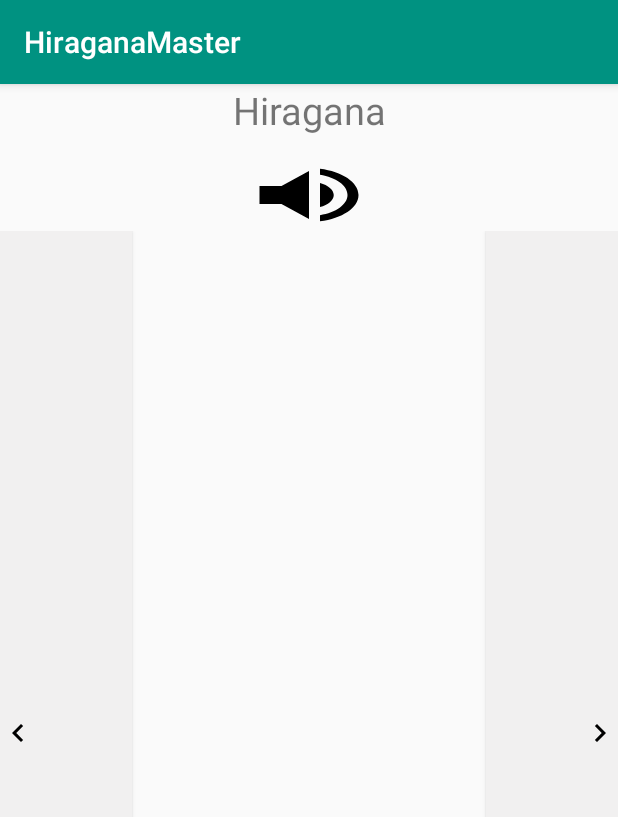
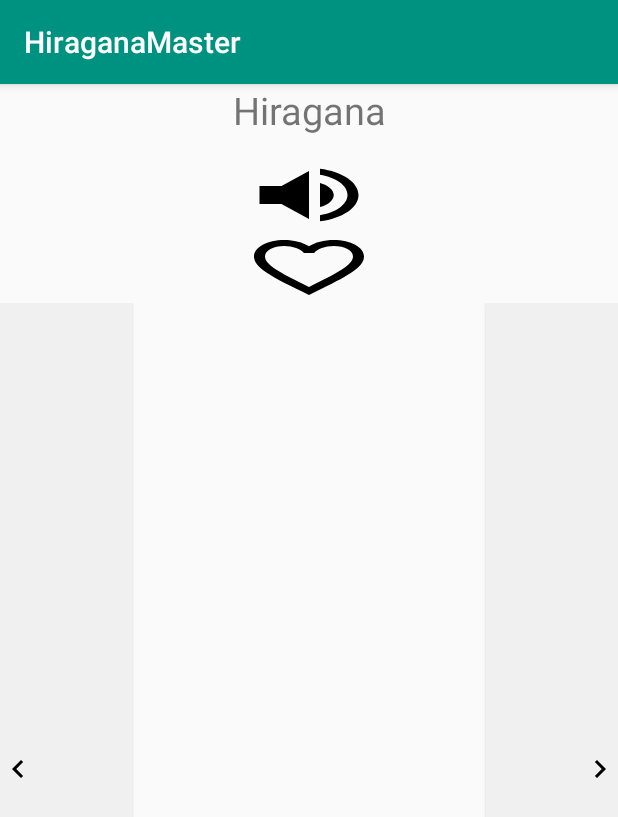
Before and after one commit to japkidzsola/HiraganaMaster2, an Android app: the HiraganaLearnFragment screen opened directly, with no data from a screen before it, on a phone screen of 412 x 824 dp. Shown: the top 817 px of the screen. Run offline under Robolectric (Android 15) with nearby library versions, the phone set to English and light mode, and no system bars; 46 statements that could not run were skipped.

Commit message:
módosítás

```diff
--- /dev/null
+++ b/app/src/main/res/drawable/ic_favorite_border_black.xml
@@ -0,0 +1,9 @@
+<vector xmlns:android="http://schemas.android.com/apk/res/android"
+        android:width="24dp"
+        android:height="24dp"
+        android:viewportWidth="24.0"
+        android:viewportHeight="24.0">
+    <path
+        android:fillColor="#FF000000"
+        android:pathData="M16.5,3c-1.74,0 -3.41,0.81 -4.5,2.09C10.91,3.81 9.24,3 7.5,3 4.42,3 2,5.42 2,8.5c0,3.78 3.4,6.86 8.55,11.54L12,21.35l1.45,-1.32C18.6,15.36 22,12.28 22,8.5 22,5.42 19.58,3 16.5,3zM12.1,18.55l-0.1,0.1 -0.1,-0.1C7.14,14.24 4,11.39 4,8.5 4,6.5 5.5,5 7.5,5c1.54,0 3.04,0.99 3.57,2.36h1.87C13.46,5.99 14.96,5 16.5,5c2,0 3.5,1.5 3.5,3.5 0,2.89 -3.14,5.74 -7.9,10.05z"/>
+</vector>
--- a/app/src/main/res/layout/hiragana_learn_fragment.xml
+++ b/app/src/main/res/layout/hiragana_learn_fragment.xml
@@ -31,12 +31,21 @@
         android:layout_centerInParent="true"
         android:background="@drawable/ic_play"
         />
+    <Button
+        android:layout_width="wrap_content"
+        android:layout_height="wrap_content"
+        android:id="@+id/btnfavorite"
+        android:layout_below="@+id/btnplay"
+        android:gravity="center"
+        android:layout_centerInParent="true"
+        android:background="@drawable/ic_favorite_border_black"
+        />
 
     <LinearLayout
         android:layout_width="match_parent"
         android:layout_height="match_parent"
         android:orientation="horizontal"
-        android:layout_below="@+id/btnplay">
+        android:layout_below="@+id/btnfavorite">
 
         <Button
             android:id="@+id/toLeft"
```
Also changed, not shown: app/src/main/java/com/example/hiraganamaster/AdatbazisSegito.java (+24 -15 lines), app/src/main/java/com/example/hiraganamaster/Login.java (+7 -0 lines), app/src/main/java/com/example/hiraganamaster/Modification.java (+50 -4 lines), app/src/main/java/com/example/hiraganamaster/ui/hiraganamasterhome/HiraganaMasterHomeFragment.java (+39 -5 lines), app/src/main/res/layout/activity_modification.xml (+10 -0 lines).
